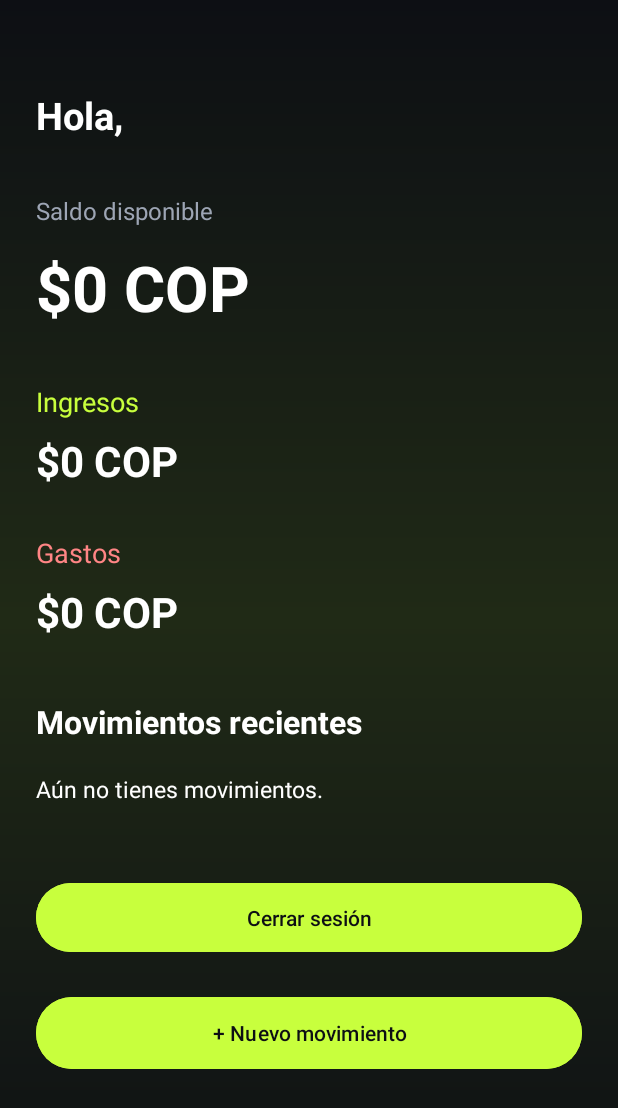
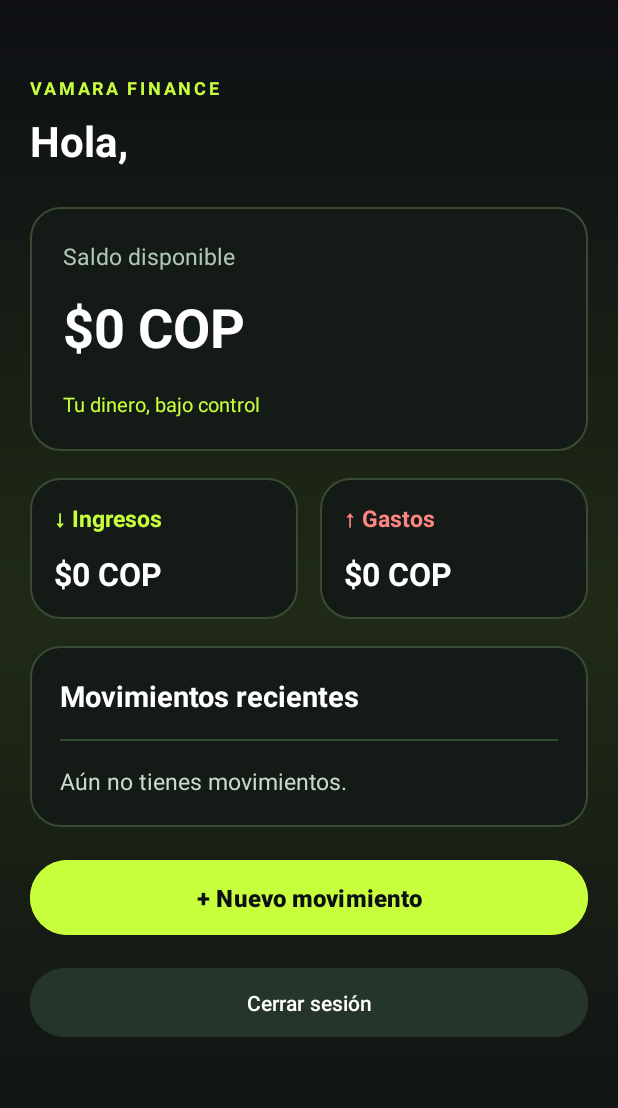
Before and after one commit to jr20102184-arch/vamara2, an Android app: the DashboardActivity screen opened directly, with no data from a screen before it, on a phone screen of 412 x 824 dp. Shown: the top 1108 px of the screen. Run offline under Robolectric (Android 15) with nearby library versions, the phone set to English and light mode, and no system bars; our stand-ins replace Firebase (no records; nobody signed in at launch, a user with empty details on screens opened directly).

Commit message:
Mejorar diseño del dashboard de VAMARA

```diff
--- /dev/null
+++ b/app/src/main/res/drawable/bg_dashboard_card.xml
@@ -0,0 +1,13 @@
+<?xml version="1.0" encoding="utf-8"?>
+<shape xmlns:android="http://schemas.android.com/apk/res/android"
+    android:shape="rectangle">
+
+    <solid android:color="#141A16"/>
+
+    <corners android:radius="20dp"/>
+
+    <stroke
+        android:width="1dp"
+        android:color="#394B32"/>
+
+</shape>
--- a/app/src/main/res/layout/activity_dashboard.xml
+++ b/app/src/main/res/layout/activity_dashboard.xml
@@ -6,29 +6,50 @@
     android:fillViewport="true"
     android:background="@drawable/bg_vamara">
 
+    <!-- CONTENEDOR PRINCIPAL -->
     <LinearLayout
         android:layout_width="match_parent"
         android:layout_height="wrap_content"
         android:orientation="vertical"
-        android:padding="24dp">
+        android:padding="20dp">
+
+        <!-- ENCABEZADO -->
+        <TextView
+            android:layout_width="match_parent"
+            android:layout_height="wrap_content"
+            android:layout_marginTop="30dp"
+            android:text="VAMARA FINANCE"
+            android:textColor="#C8FF3D"
+            android:textSize="12sp"
+            android:letterSpacing="0.15"
+            android:textStyle="bold"/>
 
         <TextView
             android:id="@+id/tvSaludo"
             android:layout_width="match_parent"
             android:layout_height="wrap_content"
-            android:layout_marginTop="35dp"
-            android:text="Bienvenido a Vamara"
+            android:layout_marginTop="8dp"
+            android:layout_marginBottom="25dp"
+            android:text="Hola, Usuario"
             android:textColor="#FFFFFF"
-            android:textSize="25sp"
+            android:textSize="28sp"
             android:textStyle="bold"/>
+
+        <!-- TARJETA DE SALDO -->
+        <LinearLayout
+            android:layout_width="match_parent"
+            android:layout_height="wrap_content"
+            android:orientation="vertical"
+            android:padding="22dp"
+            android:background="@drawable/bg_dashboard_card"
+            android:layout_marginBottom="18dp">
 
             <TextView
                 android:layout_width="match_parent"
                 android:layout_height="wrap_content"
-            android:layout_marginTop="35dp"
                 android:text="Saldo disponible"
-            android:textColor="#9DA5B4"
-            android:textSize="16sp"/>
+                android:textColor="#AFC8B6"
+                android:textSize="15sp"/>
 
             <TextView
                 android:id="@+id/tvSaldo"
@@ -37,85 +58,145 @@
                 android:layout_marginTop="12dp"
                 android:text="$0 COP"
                 android:textColor="#FFFFFF"
-            android:textSize="42sp"
+                android:textSize="36sp"
                 android:textStyle="bold"/>
 
             <TextView
                 android:layout_width="match_parent"
                 android:layout_height="wrap_content"
-            android:layout_marginTop="35dp"
-            android:text="Ingresos"
+                android:layout_marginTop="18dp"
+                android:text="Tu dinero, bajo control"
                 android:textColor="#C8FF3D"
-            android:textSize="18sp"/>
+                android:textSize="13sp"/>
+
+        </LinearLayout>
+
+        <!-- INGRESOS Y GASTOS -->
+        <LinearLayout
+            android:layout_width="match_parent"
+            android:layout_height="wrap_content"
+            android:orientation="horizontal"
+            android:layout_marginBottom="18dp">
+
+            <!-- TARJETA INGRESOS -->
+            <LinearLayout
+                android:layout_width="0dp"
+                android:layout_height="wrap_content"
+                android:layout_weight="1"
+                android:layout_marginEnd="7dp"
+                android:orientation="vertical"
+                android:padding="16dp"
+                android:background="@drawable/bg_dashboard_card">
+
+                <TextView
+                    android:layout_width="match_parent"
+                    android:layout_height="wrap_content"
+                    android:text="↓ Ingresos"
+                    android:textColor="#C8FF3D"
+                    android:textSize="15sp"
+                    android:textStyle="bold"/>
 
                 <TextView
                     android:id="@+id/tvIngresos"
                     android:layout_width="match_parent"
                     android:layout_height="wrap_content"
-            android:layout_marginTop="8dp"
-            android:text="$0"
+                    android:layout_marginTop="12dp"
+                    android:text="$0 COP"
                     android:textColor="#FFFFFF"
-            android:textSize="28sp"
+                    android:textSize="21sp"
                     android:textStyle="bold"/>
+
+            </LinearLayout>
+
+            <!-- TARJETA GASTOS -->
+            <LinearLayout
+                android:layout_width="0dp"
+                android:layout_height="wrap_content"
+                android:layout_weight="1"
+                android:layout_marginStart="7dp"
+                android:orientation="vertical"
+                android:padding="16dp"
+                android:background="@drawable/bg_dashboard_card">
 
                 <TextView
                     android:layout_width="match_parent"
                     android:layout_height="wrap_content"
-            android:layout_marginTop="30dp"
-            android:text="Gastos"
+                    android:text="↑ Gastos"
                     android:textColor="#FF8585"
-            android:textSize="18sp"/>
+                    android:textSize="15sp"
+                    android:textStyle="bold"/>
 
                 <TextView
                     android:id="@+id/tvGastos"
                     android:layout_width="match_parent"
                     android:layout_height="wrap_content"
-            android:layout_marginTop="8dp"
-            android:text="$0"
+                    android:layout_marginTop="12dp"
+                    android:text="$0 COP"
                     android:textColor="#FFFFFF"
-            android:textSize="28sp"
+                    android:textSize="21sp"
                     android:textStyle="bold"/>
+
+            </LinearLayout>
+
+        </LinearLayout>
+
+        <!-- TARJETA MOVIMIENTOS -->
+        <LinearLayout
+            android:layout_width="match_parent"
+            android:layout_height="wrap_content"
+            android:orientation="vertical"
+            android:padding="20dp"
+            android:background="@drawable/bg_dashboard_card"
+            android:layout_marginBottom="18dp">
 
             <TextView
                 android:layout_width="match_parent"
                 android:layout_height="wrap_content"
-            android:layout_marginTop="40dp"
                 android:text="Movimientos recientes"
                 android:textColor="#FFFFFF"
-            android:textSize="21sp"
+                android:textSize="19sp"
                 android:textStyle="bold"/>
 
+            <View
+                android:layout_width="match_parent"
+                android:layout_height="1dp"
+                android:layout_marginTop="16dp"
+                android:layout_marginBottom="16dp"
+                android:background="#344B34"/>
 
             <TextView
                 android:id="@+id/tvListaMovimientos"
                 android:layout_width="match_parent"
                 android:layout_height="wrap_content"
-            android:layout_marginTop="20dp"
                 android:text="Cargando movimientos..."
-            android:textColor="#FFFFFF"
+                android:textColor="#C8DAC8"
                 android:textSize="15sp"
                 android:lineSpacingExtra="10dp"/>
 
+        </LinearLayout>
+
+        <!-- BOTONES -->
+        <Button
+            android:id="@+id/btnNuevoMovimiento"
+            android:layout_width="match_parent"
+            android:layout_height="58dp"
+            android:text="+ Nuevo movimiento"
+            android:textAllCaps="false"
+            android:textSize="16sp"
+            android:textStyle="bold"
+            android:textColor="#0D0F14"
+            android:backgroundTint="#C8FF3D"/>
 
         <Button
             android:id="@+id/btnCerrarSesion"
             android:layout_width="match_parent"
             android:layout_height="54dp"
-            android:layout_marginTop="48dp"
+            android:layout_marginTop="14dp"
+            android:layout_marginBottom="30dp"
             android:text="Cerrar sesión"
             android:textAllCaps="false"
-            android:backgroundTint="#C8FF3D"
-            android:textColor="#0D0F14"/>
-
-        <Button
-            android:id="@+id/btnNuevoMovimiento"
-            android:layout_width="match_parent"
-            android:layout_height="56dp"
-            android:layout_marginTop="22dp"
-            android:text="+ Nuevo movimiento"
-            android:textAllCaps="false"
-            android:textColor="#0D0F14"
-            android:backgroundTint="#C8FF3D"/>
+            android:textColor="#FFFFFF"
+            android:backgroundTint="#26352A"/>
 
     </LinearLayout>
 </ScrollView>
```
Also changed, not shown: 1 other file. Lines whose indentation alone changed are shown as unchanged.
